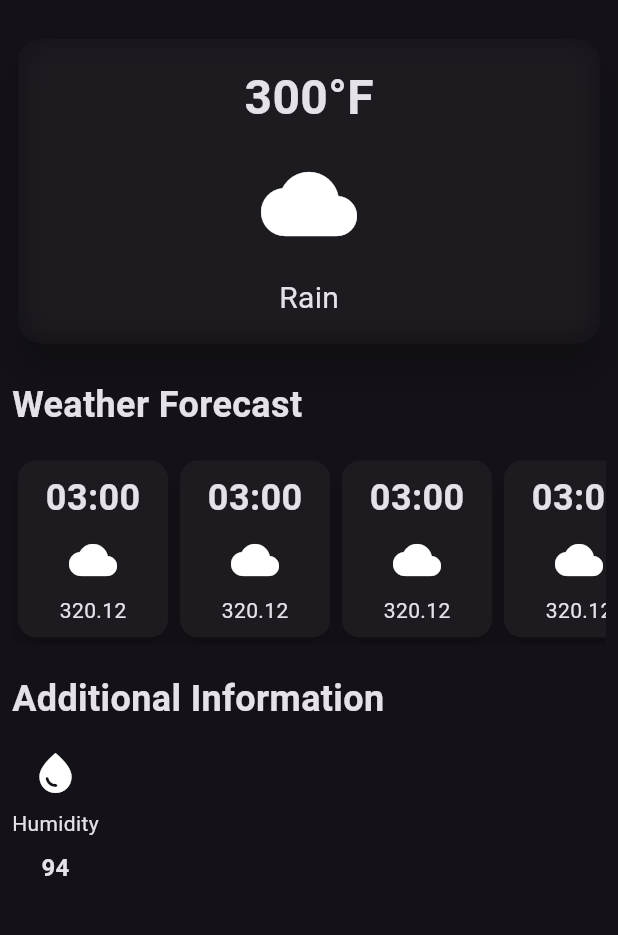
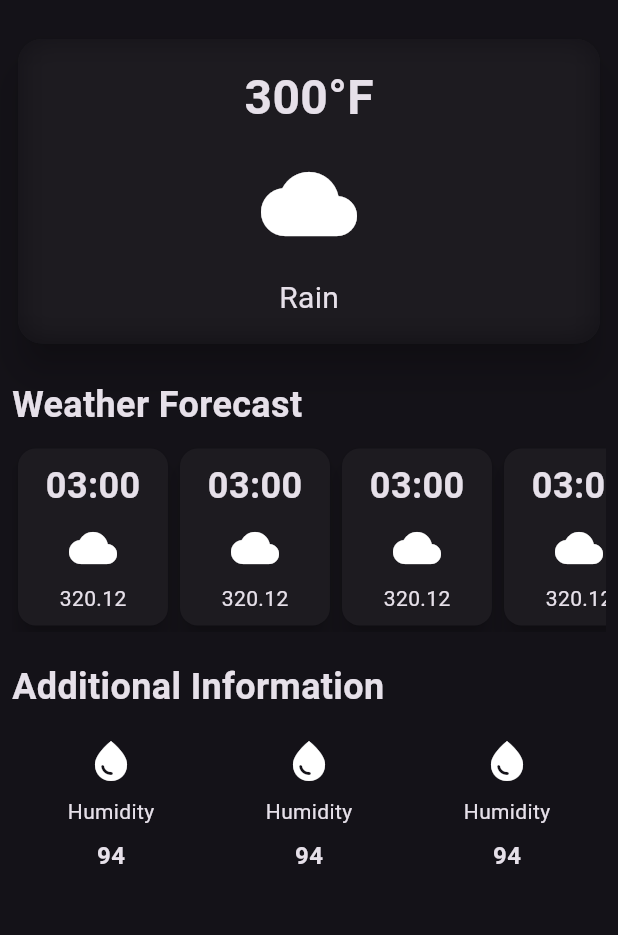
Before and after one commit to gopalkrushnas063/weather_app_flutter, a Flutter app: the screen it shows after launch, on a phone screen of 412 x 824 dp, the part 63-998 px from its top. Run offline on Flutter 3.47's test engine with Material 2 defaults, Android fonts, the phone set to English and light mode, and no system bars.

Commit message:
created separate stateless widget for separate item view also design for additional info section

```diff
--- /dev/null
+++ b/lib/addition_info_item.dart
@@ -0,0 +1,30 @@
+import 'package:flutter/material.dart';
+
+
+
+
+class AdditionalInfoItem extends StatelessWidget {
+  const AdditionalInfoItem({super.key});
+
+  @override
+  Widget build(BuildContext context) {
+    return const Column(
+      children: [
+        Icon(
+          Icons.water_drop,
+          size: 32,
+        ),
+        SizedBox(height: 8),
+        Text('Humidity'),
+        SizedBox(height: 8),
+        Text(
+          '94',
+          style: TextStyle(
+            fontSize: 16,
+            fontWeight: FontWeight.bold,
+          ),
+        )
+      ],
+    );
+  }
+}
--- /dev/null
+++ b/lib/hourly_forecast_item.dart
@@ -0,0 +1,43 @@
+import 'package:flutter/material.dart';
+
+
+
+
+
+class HourlyForecastItem extends StatelessWidget {
+  const HourlyForecastItem({super.key});
+
+  @override
+  Widget build(BuildContext context) {
+    return Card(
+      elevation: 6,
+      child: Container(
+        width: 100,
+        padding: const EdgeInsets.all(8.0),
+        decoration: BoxDecoration(
+          borderRadius: BorderRadius.circular(12),
+        ),
+        child: const Column(
+          children: [
+            Text(
+              '03:00',
+              style: TextStyle(
+                fontSize: 24,
+                fontWeight: FontWeight.bold,
+              ),
+            ),
+            SizedBox(height: 8),
+            Icon(
+              Icons.cloud,
+              size: 32,
+            ),
+            SizedBox(height: 8),
+            Text(
+              '320.12',
+            ),
+          ],
+        ),
+      ),
+    );
+  }
+}
--- a/lib/weather_screen.dart
+++ b/lib/weather_screen.dart
@@ -1,6 +1,8 @@
 import 'dart:ui';
 
 import 'package:flutter/material.dart';
+import 'package:wheather_app_flutter/addition_info_item.dart';
+import 'package:wheather_app_flutter/hourly_forecast_item.dart';
 
 class WeatherScreen extends StatelessWidget {
   const WeatherScreen({super.key});
@@ -81,7 +83,7 @@ class WeatherScreen extends StatelessWidget {
                 ),
               ),
             ),
-            const SizedBox(height: 16),
+            const SizedBox(height: 8),
             //weather forecast card
             const SingleChildScrollView(
               scrollDirection: Axis.horizontal,
@@ -111,25 +113,11 @@ class WeatherScreen extends StatelessWidget {
 
             const SizedBox(height: 16),
             const Row(
+              mainAxisAlignment: MainAxisAlignment.spaceAround,
               children: [
-                Column(
-                  children: [
-                    Icon(
-                      Icons.water_drop,
-                      size: 32,
-                    ),
-                    SizedBox(height: 8),
-                    Text('Humidity'),
-                    SizedBox(height: 8),
-                    Text(
-                      '94',
-                      style: TextStyle(
-                        fontSize: 16,
-                        fontWeight: FontWeight.bold,
-                      ),
-                    )
-                  ],
-                ),
+                AdditionalInfoItem(),
+                AdditionalInfoItem(),
+                AdditionalInfoItem(),
               ],
             ),
           ],
@@ -138,41 +126,3 @@ class WeatherScreen extends StatelessWidget {
     );
   }
 }
-
-class HourlyForecastItem extends StatelessWidget {
-  const HourlyForecastItem({super.key});
-
-  @override
-  Widget build(BuildContext context) {
-    return Card(
-      elevation: 6,
-      child: Container(
-        width: 100,
-        padding: const EdgeInsets.all(8.0),
-        decoration: BoxDecoration(
-          borderRadius: BorderRadius.circular(12),
-        ),
-        child: const Column(
-          children: [
-            Text(
-              '03:00',
-              style: TextStyle(
-                fontSize: 24,
-                fontWeight: FontWeight.bold,
-              ),
-            ),
-            SizedBox(height: 8),
-            Icon(
-              Icons.cloud,
-              size: 32,
-            ),
-            SizedBox(height: 8),
-            Text(
-              '320.12',
-            ),
-          ],
-        ),
-      ),
-    );
-  }
-}
```
